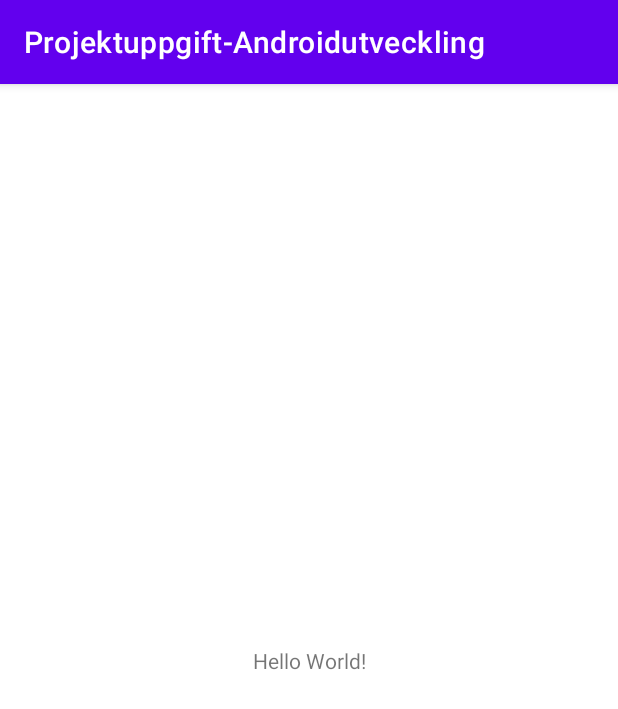
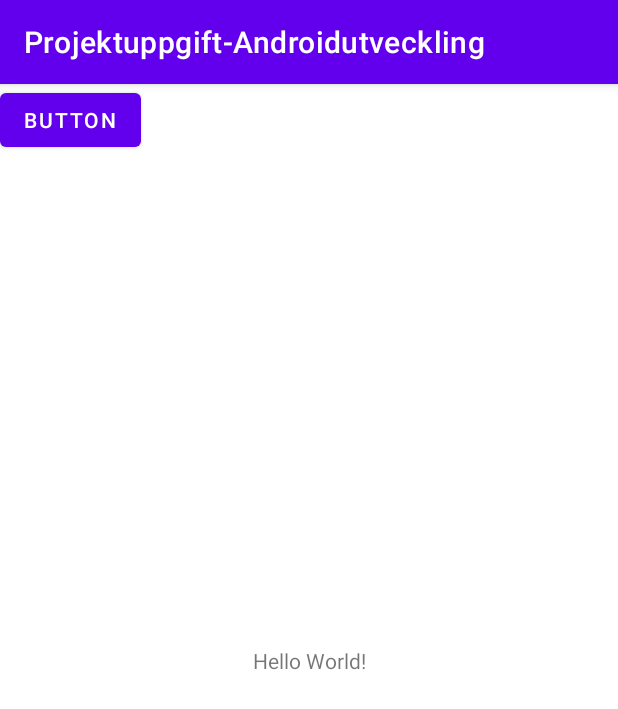
Before and after one commit to markopaunovic1/Projektuppgift-Androidutveckling, an Android app: the screen it shows after launch (MainActivity), on a phone screen of 412 x 824 dp. Shown: the top 709 px of the screen. Run offline under Robolectric (Android 15) with nearby library versions, the phone set to English and light mode, and no system bars.

Commit message:
Test push

```diff
--- a/app/src/main/res/layout/activity_main.xml
+++ b/app/src/main/res/layout/activity_main.xml
@@ -15,4 +15,12 @@
         app:layout_constraintStart_toStartOf="parent"
         app:layout_constraintTop_toTopOf="parent" />
 
+    <Button
+        android:id="@+id/button"
+        android:layout_width="wrap_content"
+        android:layout_height="wrap_content"
+        android:text="Button"
+        tools:layout_editor_absoluteX="163dp"
+        tools:layout_editor_absoluteY="112dp" />
+
 </androidx.constraintlayout.widget.ConstraintLayout>
```
